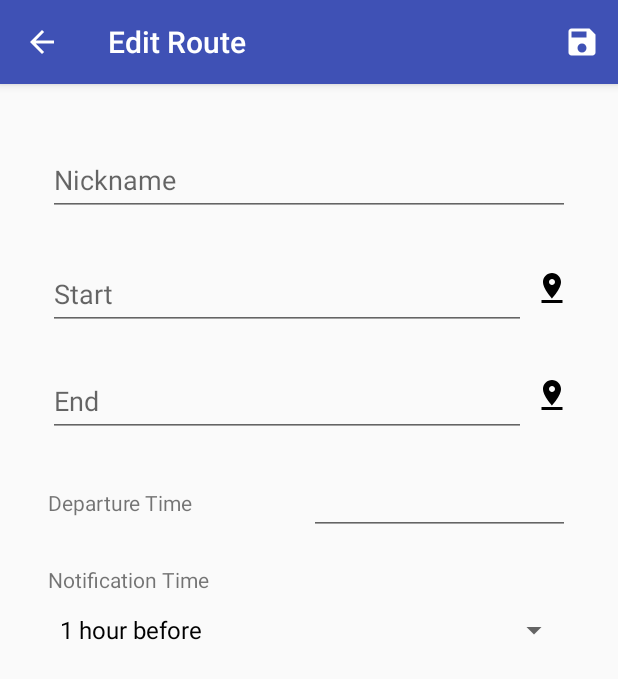
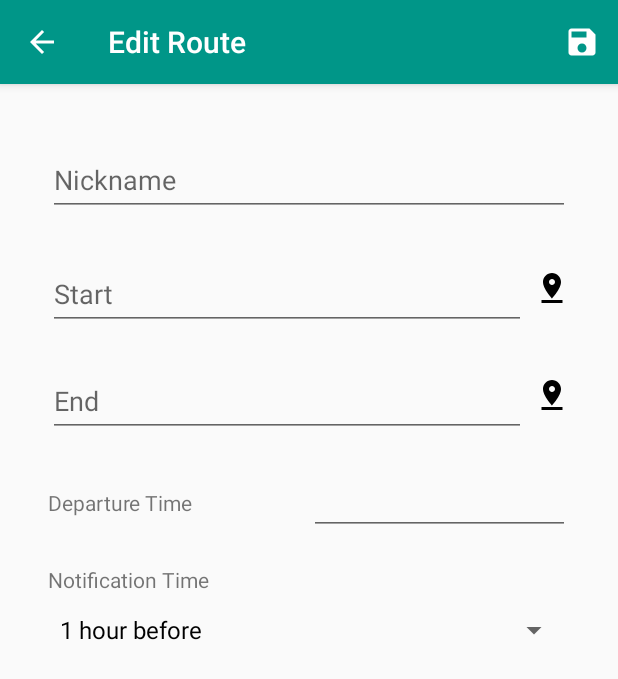
Before and after one commit to jdrider/RouteSelector, an Android app: the EditRouteActivity screen opened directly, with no data from a screen before it, on a phone screen of 412 x 824 dp. Shown: the top 679 px of the screen. Run offline under Robolectric (Android 15) with nearby library versions, the phone set to English and light mode, and no system bars; our stand-ins replace Dagger/Hilt's generated code, Timber; libraries missing offline, so code that uses them is left out: com.pacoworks.rxpaper, rx.android.schedulers, rx.subscriptions; 4 statements that could not run were skipped.

Commit message:
Update app colors

```diff
--- a/app/src/main/res/values/colors.xml
+++ b/app/src/main/res/values/colors.xml
@@ -1,6 +1,15 @@
 <?xml version="1.0" encoding="utf-8"?>
 <resources>
-    <color name="colorPrimary">#3F51B5</color>
-    <color name="colorPrimaryDark">#303F9F</color>
-    <color name="colorAccent">#FF4081</color>
+    <color name="colorPrimary">@color/primary</color>
+    <color name="colorPrimaryDark">@color/primary_dark</color>
+    <color name="colorAccent">@color/accent</color>
+
+    <color name="primary">#009688</color>
+    <color name="primary_dark">#00796B</color>
+    <color name="primary_light">#B2DFDB</color>
+    <color name="accent">#FFC107</color>
+    <color name="primary_text">#212121</color>
+    <color name="secondary_text">#757575</color>
+    <color name="icons">#FFFFFF</color>
+    <color name="divider">#BDBDBD</color>
 </resources>
```
